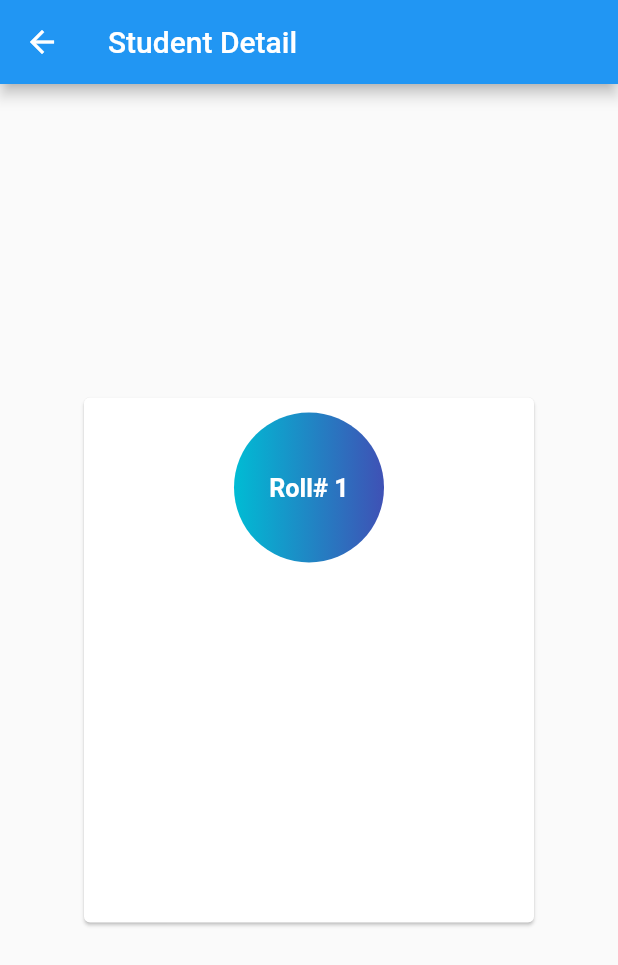
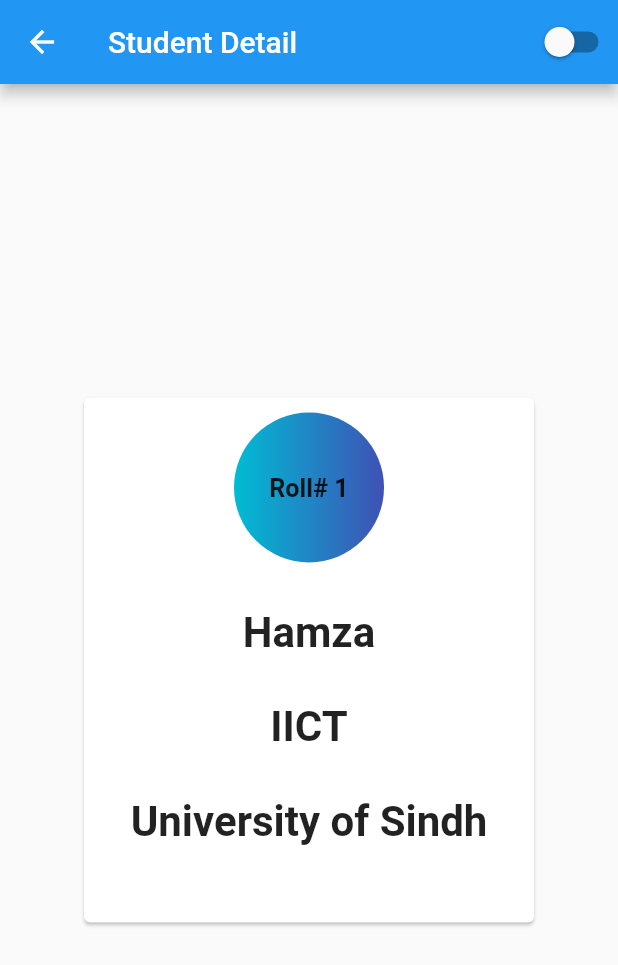
Before and after one commit to Mehar-IT/getx_statemanagement, a Flutter app: the screen it shows after launch, after a tap on an icon or button, on a phone screen of 412 x 824 dp. Shown: the top 965 px of the screen. Run offline on Flutter 3.47's test engine with Material 2 defaults, Android fonts, the phone set to English and light mode, and no system bars; our stand-ins replace get.

Commit message:
theme change through switch button

```diff
--- /dev/null
+++ b/lib/controller/themeController.dart
@@ -0,0 +1,15 @@
+import 'package:flutter/material.dart';
+import 'package:get/get.dart';
+
+class ThemeController extends GetxController {
+  RxBool _theme = false.obs;
+  RxBool get theme => _theme;
+
+  void changeTheme() {
+    _theme.value = !_theme.value;
+
+    Get.isDarkMode
+        ? Get.changeThemeMode(ThemeMode.light)
+        : Get.changeThemeMode(ThemeMode.dark);
+  }
+}
--- a/lib/main.dart
+++ b/lib/main.dart
@@ -1,5 +1,6 @@
 import 'package:flutter/material.dart';
 import 'package:get/get.dart';
+import 'package:test1/controller/themeController.dart';
 import 'package:test1/widgets/theme.dart';
 import 'pages/listscreen.dart';
 
@@ -11,9 +12,9 @@ class MyApp extends StatelessWidget {
   @override
   Widget build(BuildContext context) {
     return GetMaterialApp(
-      themeMode: ThemeMode.system,
-      theme: MyTheme.lightTheme(),
-      darkTheme: MyTheme.darkTheme(),
+      themeMode: ThemeMode.light,
+      theme: MyTheme.lightTheme,
+      darkTheme: MyTheme.darkTheme,
       debugShowCheckedModeBanner: false,
       title: 'Getx',
       home: MyData(),
@@ -27,6 +28,15 @@ class MyData extends StatelessWidget {
     return Scaffold(
       appBar: AppBar(
         title: Text('Getx State Management'),
+        actions: [
+          GetX<ThemeController>(
+              init: ThemeController(),
+              builder: (controller) => Switch(
+                  value: controller.theme.value,
+                  onChanged: (bool value) {
+                    controller.changeTheme();
+                  }))
+        ],
       ),
       body: MyList(),
     );
--- a/lib/pages/detailScreen.dart
+++ b/lib/pages/detailScreen.dart
@@ -1,4 +1,6 @@
 import 'package:flutter/material.dart';
+import 'package:get/get.dart';
+import 'package:test1/controller/themeController.dart';
 import 'package:test1/model/data.dart';
 
 class StudentDetail extends StatelessWidget {
@@ -9,13 +11,20 @@ class StudentDetail extends StatelessWidget {
   Widget build(BuildContext context) {
     return Scaffold(
       appBar: AppBar(
+        actions: [
+          GetX<ThemeController>(
+              init: ThemeController(),
+              builder: (controller) => Switch(
+                  value: controller.theme.value,
+                  onChanged: (bool value) {
+                    controller.changeTheme();
+                  }))
+        ],
         title: Text('Student Detail'),
       ),
       body: Center(
           child: Card(
               child: Container(
-        // decoration: BoxDecoration(
-        //     gradient: LinearGradient(colors: [Colors.cyan, Colors.teal])),
         height: 350,
         width: 300,
         child: Column(
@@ -33,29 +42,25 @@ class StudentDetail extends StatelessWidget {
                 child: Text(
                   'Roll# ${student.id}',
                   textScaleFactor: 1.2,
-                  style: TextStyle(
-                      color: Colors.white, fontWeight: FontWeight.bold),
+                  style: TextStyle(fontWeight: FontWeight.bold),
                 )),
             SizedBox(height: 30),
             Text(
               '${student.name}',
               textScaleFactor: 2,
-              style:
-                  TextStyle(color: Colors.white, fontWeight: FontWeight.bold),
+              style: TextStyle(fontWeight: FontWeight.bold),
             ),
             SizedBox(height: 30),
             Text(
               '${student.dept}',
               textScaleFactor: 2,
-              style:
-                  TextStyle(color: Colors.white, fontWeight: FontWeight.bold),
+              style: TextStyle(fontWeight: FontWeight.bold),
             ),
             SizedBox(height: 30),
             Text(
               '${student.uni}',
               textScaleFactor: 2,
-              style:
-                  TextStyle(color: Colors.white, fontWeight: FontWeight.bold),
+              style: TextStyle(fontWeight: FontWeight.bold),
             ),
           ],
         ),
--- a/lib/pages/listscreen.dart
+++ b/lib/pages/listscreen.dart
@@ -1,7 +1,6 @@
 import 'package:flutter/material.dart';
 import 'package:test1/controller/dataController.dart';
 import 'package:get/get.dart';
-
 import 'detailScreen.dart';
 
 class MyList extends StatelessWidget {
--- a/lib/widgets/theme.dart
+++ b/lib/widgets/theme.dart
@@ -1,11 +1,7 @@
 import 'package:flutter/material.dart';
 
 class MyTheme {
-  static ThemeData lightTheme() {
-    return ThemeData(brightness: Brightness.light);
-  }
+  static final ThemeData lightTheme = ThemeData(brightness: Brightness.light);
 
-  static ThemeData darkTheme() {
-    return ThemeData(brightness: Brightness.dark);
-  }
+  static final ThemeData darkTheme = ThemeData(brightness: Brightness.dark);
 }
```
